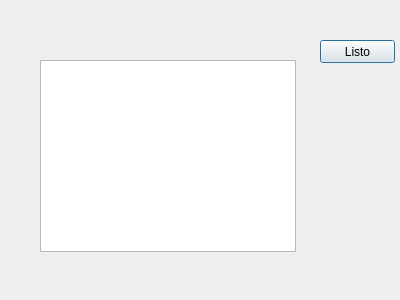
First picture: the form in GUIFM/ventanacampos.ui, repository ErickCarrasco/ProjectEDD2_FileManager_CPP, before the edit.
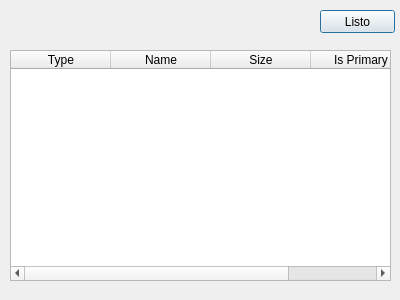
Second picture: the form after the edit.

Patch:
```diff
--- a/GUIFM/ventanacampos.ui
+++ b/GUIFM/ventanacampos.ui
@@ -13,21 +13,11 @@
   <property name="windowTitle">
    <string>Dialog</string>
   </property>
-  <widget class="QListView" name="listFields">
-   <property name="geometry">
-    <rect>
-     <x>40</x>
-     <y>60</y>
-     <width>256</width>
-     <height>192</height>
-    </rect>
-   </property>
-  </widget>
   <widget class="QPushButton" name="pushButton">
    <property name="geometry">
     <rect>
      <x>320</x>
-     <y>40</y>
+     <y>10</y>
      <width>75</width>
      <height>23</height>
     </rect>
@@ -36,6 +26,36 @@
     <string>Listo</string>
    </property>
   </widget>
+  <widget class="QTableWidget" name="Field_Table">
+   <property name="geometry">
+    <rect>
+     <x>10</x>
+     <y>50</y>
+     <width>381</width>
+     <height>231</height>
+    </rect>
+   </property>
+   <column>
+    <property name="text">
+     <string>Type</string>
+    </property>
+   </column>
+   <column>
+    <property name="text">
+     <string>Name</string>
+    </property>
+   </column>
+   <column>
+    <property name="text">
+     <string>Size</string>
+    </property>
+   </column>
+   <column>
+    <property name="text">
+     <string>Is Primary</string>
+    </property>
+   </column>
+  </widget>
  </widget>
  <resources/>
  <connections/>
```
